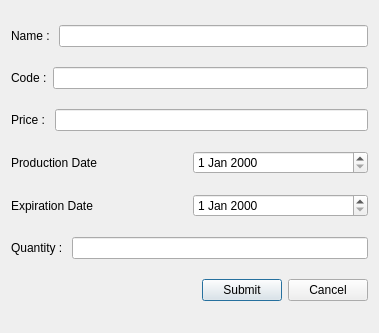
This is forms/addproductdialog.ui in mjavadHasanzade/inventory-management as Qt 5 draws it before an edit. The edited form follows.
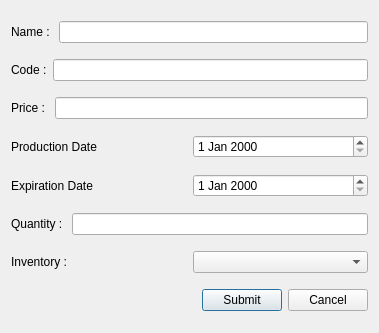
This is the edited form. Icons and pictures are not drawn.

Diff of the .ui file:
```diff
--- a/forms/addproductdialog.ui
+++ b/forms/addproductdialog.ui
@@ -102,6 +102,20 @@
      </item>
     </layout>
    </item>
+   <item>
+    <layout class="QHBoxLayout" name="horizontalLayout_3">
+     <item>
+      <widget class="QLabel" name="label_3">
+       <property name="text">
+        <string>Inventory : </string>
+       </property>
+      </widget>
+     </item>
+     <item>
+      <widget class="QComboBox" name="comboBox"/>
+     </item>
+    </layout>
+   </item>
    <item>
     <layout class="QHBoxLayout" name="horizontalLayout_12">
      <item>
```
Left out of the diff: 4 changed lines with no effect on the pictures.
